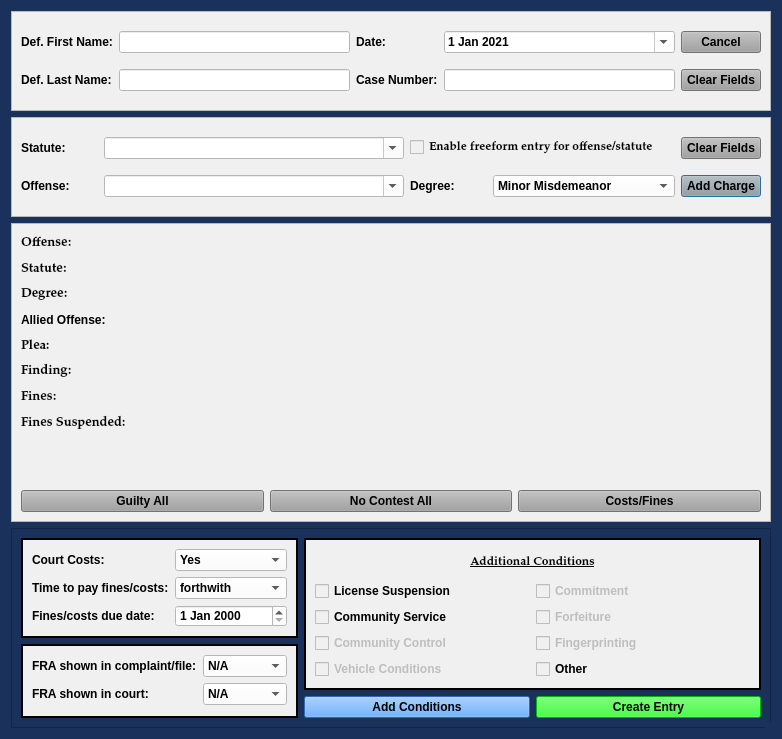
This is resources/ui/NoJailPleaDialog.ui in HunterProgram22/MuniEntry as Qt 5 draws it before an edit. The edited form follows.
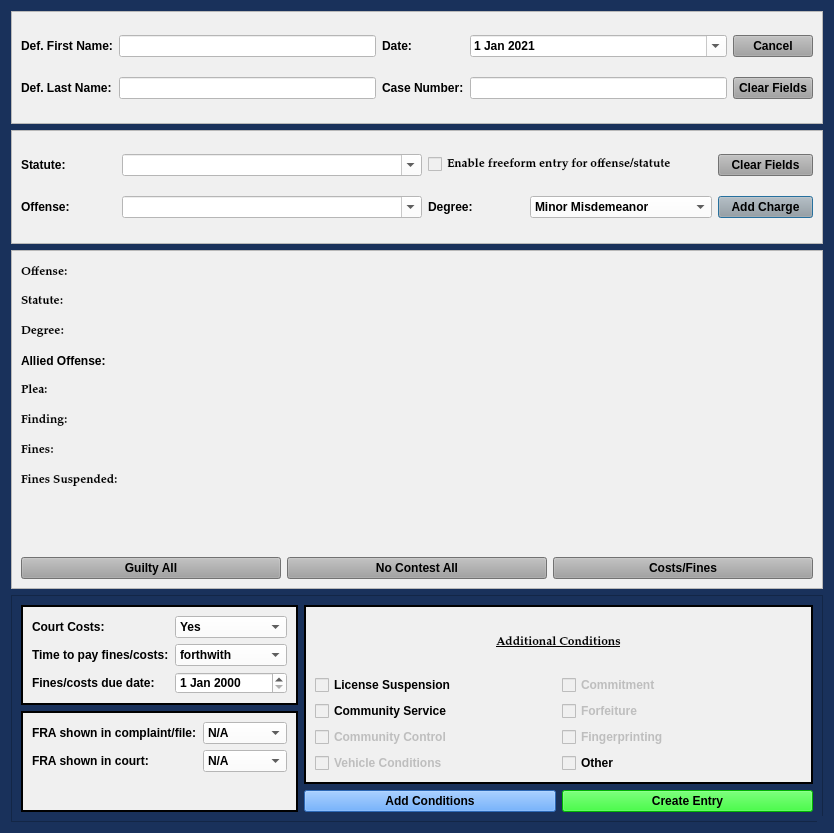
This is the edited form.

What changed in the file:
```diff
--- a/resources/ui/NoJailPleaDialog.ui
+++ b/resources/ui/NoJailPleaDialog.ui
@@ -9,8 +9,8 @@
    <rect>
     <x>0</x>
     <y>0</y>
-    <width>782</width>
-    <height>739</height>
+    <width>834</width>
+    <height>833</height>
    </rect>
   </property>
   <property name="sizePolicy">
@@ -125,7 +125,7 @@
   <property name="font">
    <font>
     <family>Palatino Linotype</family>
-    <pointsize>10</pointsize>
+    <pointsize>9</pointsize>
     <weight>75</weight>
     <italic>false</italic>
     <bold>true</bold>
@@ -482,7 +482,7 @@
             <property name="font">
              <font>
               <family>Palatino Linotype</family>
-              <pointsize>10</pointsize>
+              <pointsize>9</pointsize>
               <weight>75</weight>
               <italic>false</italic>
               <bold>true</bold>
@@ -498,7 +498,7 @@
             <property name="font">
              <font>
               <family>Palatino Linotype</family>
-              <pointsize>10</pointsize>
+              <pointsize>9</pointsize>
               <weight>75</weight>
               <italic>false</italic>
               <bold>true</bold>
@@ -514,7 +514,7 @@
             <property name="font">
              <font>
               <family>Palatino Linotype</family>
-              <pointsize>10</pointsize>
+              <pointsize>9</pointsize>
               <weight>75</weight>
               <italic>false</italic>
               <bold>true</bold>
@@ -537,7 +537,7 @@
             <property name="font">
              <font>
               <family>Palatino Linotype</family>
-              <pointsize>10</pointsize>
+              <pointsize>9</pointsize>
               <weight>75</weight>
               <italic>false</italic>
               <bold>true</bold>
@@ -553,7 +553,7 @@
             <property name="font">
              <font>
               <family>Palatino Linotype</family>
-              <pointsize>10</pointsize>
+              <pointsize>9</pointsize>
               <weight>75</weight>
               <italic>false</italic>
               <bold>true</bold>
@@ -569,7 +569,7 @@
             <property name="font">
              <font>
               <family>Palatino Linotype</family>
-              <pointsize>10</pointsize>
+              <pointsize>9</pointsize>
               <weight>75</weight>
               <italic>false</italic>
               <bold>true</bold>
@@ -588,7 +588,7 @@
             <property name="font">
              <font>
               <family>Palatino Linotype</family>
-              <pointsize>10</pointsize>
+              <pointsize>9</pointsize>
               <weight>75</weight>
               <italic>false</italic>
               <bold>true</bold>
```
Left out of the diff: 2 changed lines with no effect on the pictures.
